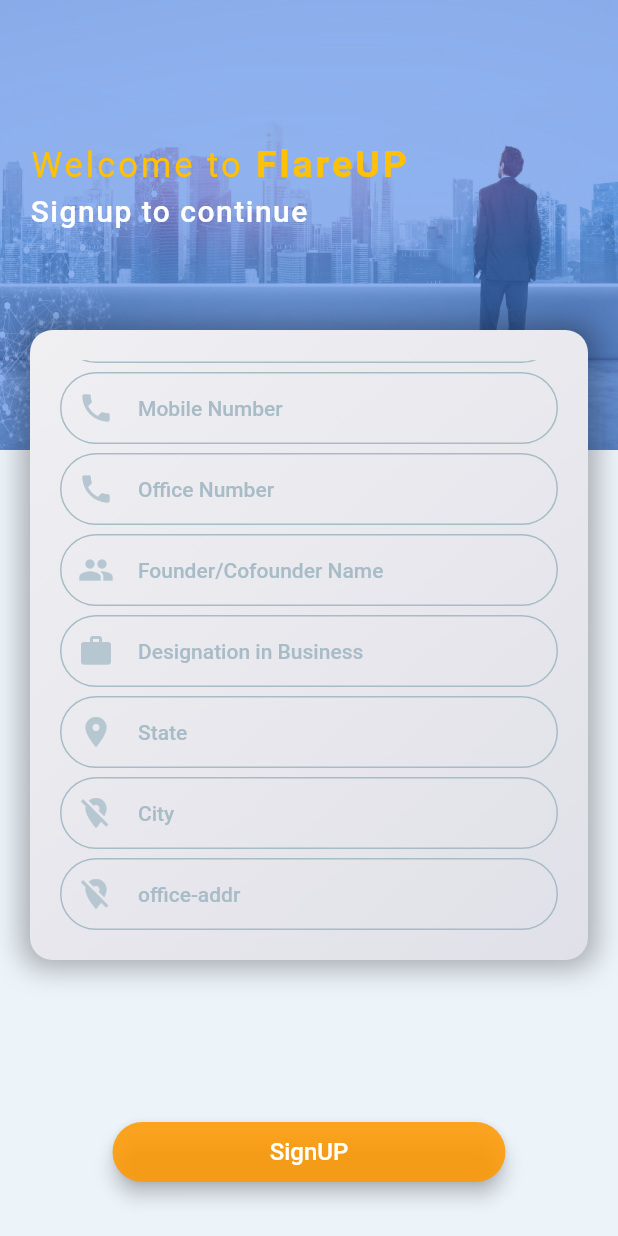
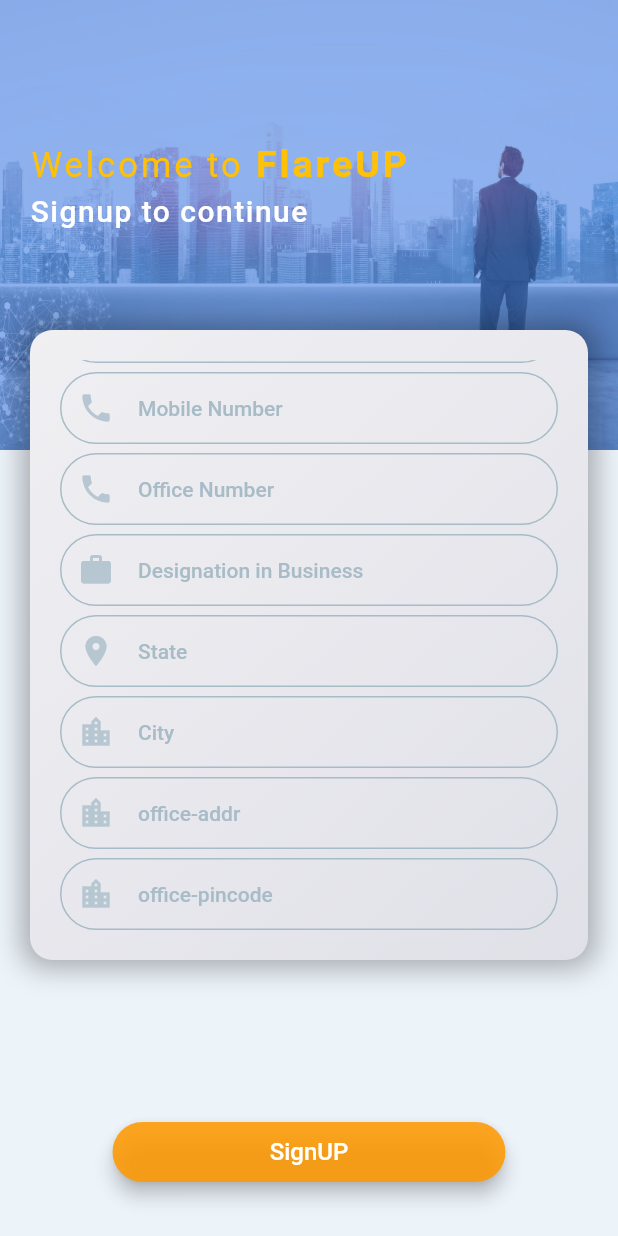
Before and after one commit to codespike9/ASCI-2.0.flareUp, a Flutter app: the BuisnessSigninScreen screen opened by its route, scrolled down 414 dp, on a phone screen of 412 x 824 dp. Run offline on Flutter 3.47's test engine with Material 2 defaults, Android fonts, the phone set to English and light mode, and no system bars; our stand-ins replace file_picker, flutter_riverpod, google_fonts, image_picker, shared_preferences; missing offline and left inert: icons_flutter, razorpay_flutter; accounts and stored records are empty.

Commit message:
2nd last day

```diff
--- a/lib/Investors/screen/in_buisness_list.dart
+++ b/lib/Investors/screen/in_buisness_list.dart
@@ -155,7 +155,11 @@
             radius: 1.2,
           ),
         ),
-        child: ListView.builder(
+        child: businessList.isEmpty
+            ? const Center(
+                child: Text("No buisness is available to invest"),
+              )
+            : ListView.builder(
                 itemCount: businessList.length,
                 itemBuilder: (context, index) {
                   final business = businessList[index];
--- a/lib/start-Up/models/user.dart
+++ b/lib/start-Up/models/user.dart
@@ -8,7 +8,7 @@
   final String gender;
   final String phoneNo;
   final String officeNo;
-  final String foco;
+
   final String designation;
   final String state;
   final String city;
@@ -27,7 +27,6 @@
     required this.gender,
     required this.phoneNo,
     required this.officeNo,
-    required this.foco,
     required this.designation,
     required this.state,
     required this.city,
@@ -47,7 +46,6 @@
       'gender': gender,
       'phoneNo': phoneNo,
       'officeNo': officeNo,
-      'foco': foco,
       'designation': designation,
       'state': state,
       'city': city,
--- a/lib/start-Up/screens/buisness_sign_in.dart
+++ b/lib/start-Up/screens/buisness_sign_in.dart
@@ -65,7 +65,7 @@
   final TextEditingController _genderController = TextEditingController();
   final TextEditingController _phonenoController = TextEditingController();
   final TextEditingController _officenoController = TextEditingController();
-  final TextEditingController _focoController = TextEditingController();
+
   final TextEditingController _designationController = TextEditingController();
   final TextEditingController _statenameController = TextEditingController();
   final TextEditingController _citynameController = TextEditingController();
@@ -82,7 +82,7 @@
     _genderController.dispose();
     _phonenoController.dispose();
     _officenoController.dispose();
-    _focoController.dispose();
+
     _designationController.dispose();
     _statenameController.dispose();
     _citynameController.dispose();
@@ -291,8 +291,8 @@
                               height: 6,
                             ),
                             SigninTextField(
-                              hintText: "DOB(ddmmyyyy)",
-                              keyboardType: TextInputType.datetime,
+                              hintText: "DOB(yyyy-mm-dd)",
+                              keyboardType: TextInputType.text,
                               obscureText: false,
                               prefixIcon: Icons.calendar_month,
                               controller: _dobController,
@@ -335,14 +335,6 @@
                             ),
                             const SizedBox(height: 6),
                             SigninTextField(
-                              hintText: "Founder/Cofounder Name",
-                              keyboardType: TextInputType.text,
-                              obscureText: false,
-                              prefixIcon: Icons.group,
-                              controller: _focoController,
-                            ),
-                            const SizedBox(height: 6),
-                            SigninTextField(
                               hintText: "Designation in Business",
                               keyboardType: TextInputType.text,
                               obscureText: false,
@@ -362,21 +354,21 @@
                                 hintText: "City",
                                 keyboardType: TextInputType.name,
                                 obscureText: false,
-                                prefixIcon: Icons.location_off_sharp,
+                                prefixIcon: Icons.location_city,
                                 controller: _citynameController),
                             const SizedBox(height: 6),
                             SigninTextField(
                                 hintText: "office-addr",
                                 keyboardType: TextInputType.streetAddress,
                                 obscureText: false,
-                                prefixIcon: Icons.location_off_sharp,
+                                prefixIcon: Icons.location_city,
                                 controller: _officeaddController),
                             const SizedBox(height: 6),
                             SigninTextField(
                                 hintText: "office-pincode",
                                 keyboardType: TextInputType.number,
                                 obscureText: false,
-                                prefixIcon: Icons.location_off_sharp,
+                                prefixIcon: Icons.location_city,
                                 controller: _officepinController),
                           ],
                         ),
@@ -451,7 +443,6 @@
                     gender: _genderController.text,
                     phoneNo: _phonenoController.text,
                     officeNo: _officenoController.text,
-                    foco: _focoController.text,
                     designation: _designationController.text,
                     state: _statenameController.text,
                     city: _citynameController.text,
--- a/lib/start-Up/services/startup_auth.service.dart
+++ b/lib/start-Up/services/startup_auth.service.dart
@@ -32,7 +32,7 @@
         'gender': user.gender,
         'mobile_number': user.phoneNo,
         'office_number': user.officeNo,
-        'foco': user.foco,
+
         'designation': user.designation,
         'state': user.state,
         'city': user.city,
```
Also changed, not shown: lib/Investors/screen/in_buisnessdetails.dart (+9 -13 lines), lib/start-Up/screens/buisness_screen.dart (+28 -12 lines), 11 other files. Lines whose indentation alone changed are shown as unchanged.
